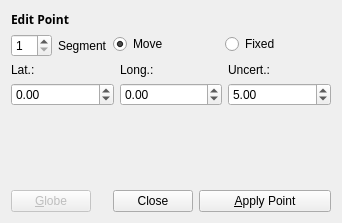
The window that src/qt-widgets/HellingerEditPointDialogUi.ui (GPlates/GPlates) describes before a commit, drawn with Qt 5.
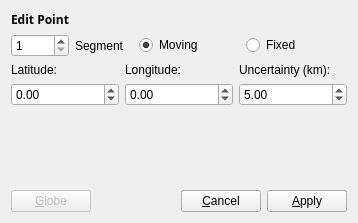
The same window after the commit.

Commit message: (hellinger) Refactored initialise-from-pick method in HellingerEditPointDialog.

Patch:
```diff
--- a/src/qt-widgets/HellingerEditPointDialogUi.ui
+++ b/src/qt-widgets/HellingerEditPointDialogUi.ui
@@ -6,14 +6,14 @@
    <rect>
     <x>0</x>
     <y>0</y>
-    <width>342</width>
+    <width>358</width>
     <height>223</height>
    </rect>
   </property>
   <property name="windowTitle">
    <string>Dialog</string>
   </property>
-  <layout class="QFormLayout" name="formLayout">
+  <layout class="QGridLayout" name="gridLayout">
    <item row="0" column="0">
     <widget class="QLabel" name="label">
      <property name="font">
@@ -28,7 +28,7 @@
      </property>
     </widget>
    </item>
-   <item row="1" column="0">
+   <item row="1" column="0" colspan="2">
     <layout class="QHBoxLayout" name="horizontalLayout">
      <item>
       <widget class="QSpinBox" name="spinbox_segment">
@@ -46,7 +46,7 @@
      </item>
     </layout>
    </item>
-   <item row="1" column="1">
+   <item row="1" column="2" colspan="3">
     <layout class="QHBoxLayout" name="horizontalLayout_2">
      <item>
       <widget class="QRadioButton" name="radiobtn_move">
@@ -54,7 +54,7 @@
         <bool>true</bool>
        </property>
        <property name="text">
-        <string>Move</string>
+        <string>Moving</string>
        </property>
        <property name="checked">
         <bool>true</bool>
@@ -76,14 +76,14 @@
      </item>
     </layout>
    </item>
-   <item row="2" column="0" colspan="2">
+   <item row="2" column="0" colspan="5">
     <layout class="QHBoxLayout" name="horizontalLayout_3">
      <item>
       <layout class="QVBoxLayout" name="verticalLayout">
        <item>
         <widget class="QLabel" name="label_3">
          <property name="text">
-          <string>Lat.:</string>
+          <string>Latitude:</string>
          </property>
         </widget>
        </item>
@@ -104,7 +104,7 @@
        <item>
         <widget class="QLabel" name="label_4">
          <property name="text">
-          <string>Long.:</string>
+          <string>Longitude:</string>
          </property>
         </widget>
        </item>
@@ -125,7 +125,7 @@
        <item>
         <widget class="QLabel" name="label_5">
          <property name="text">
-          <string>Uncert.:</string>
+          <string>Uncertainty (km):</string>
          </property>
         </widget>
        </item>
@@ -159,7 +159,7 @@
      </property>
     </spacer>
    </item>
-   <item row="3" column="1">
+   <item row="3" column="2" colspan="3">
     <spacer name="verticalSpacer_2">
      <property name="orientation">
       <enum>Qt::Vertical</enum>
@@ -182,26 +182,32 @@
      </property>
     </widget>
    </item>
-   <item row="4" column="1">
-    <layout class="QHBoxLayout" name="horizontalLayout_4">
-     <item>
-      <widget class="QDialogButtonBox" name="buttonBox">
-       <property name="orientation">
-        <enum>Qt::Vertical</enum>
-       </property>
-       <property name="standardButtons">
-        <set>QDialogButtonBox::Close</set>
-       </property>
-      </widget>
-     </item>
-     <item>
-      <widget class="QPushButton" name="button_edit_point">
-       <property name="text">
-        <string>&amp;Apply Point</string>
-       </property>
-      </widget>
-     </item>
-    </layout>
+   <item row="4" column="1" colspan="2">
+    <spacer name="horizontalSpacer">
+     <property name="orientation">
+      <enum>Qt::Horizontal</enum>
+     </property>
+     <property name="sizeHint" stdset="0">
+      <size>
+       <width>64</width>
+       <height>20</height>
+      </size>
+     </property>
+    </spacer>
+   </item>
+   <item row="4" column="3">
+    <widget class="QPushButton" name="button_cancel">
+     <property name="text">
+      <string>&amp;Cancel</string>
+     </property>
+    </widget>
+   </item>
+   <item row="4" column="4">
+    <widget class="QPushButton" name="button_apply">
+     <property name="text">
+      <string>&amp;Apply</string>
+     </property>
+    </widget>
    </item>
   </layout>
  </widget>
```
Left out of the diff: 55 changed lines with no effect on the pictures. The commit also changes 3 other files.
